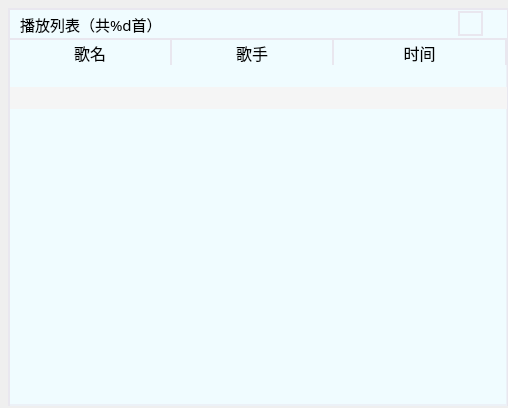
Above: ui/playListwidget.ui from MyEternalMoon/PyQt_mp3Player before the change. Below: the same form after it.
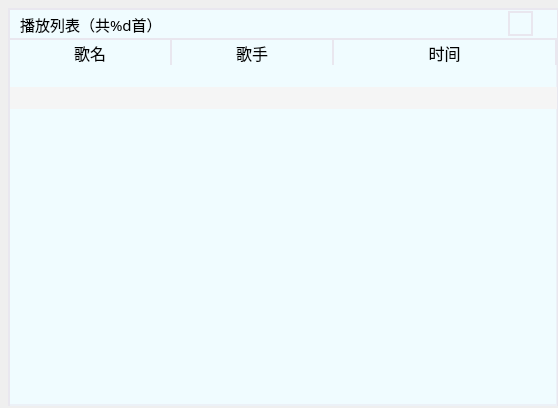
That is the form after the change. Icons and pictures are not drawn.

```diff
--- a/ui/playListwidget.ui
+++ b/ui/playListwidget.ui
@@ -9,7 +9,7 @@
    <rect>
     <x>0</x>
     <y>0</y>
-    <width>508</width>
+    <width>558</width>
     <height>408</height>
    </rect>
   </property>
@@ -21,7 +21,7 @@
     <rect>
      <x>8</x>
      <y>8</y>
-     <width>500</width>
+     <width>550</width>
      <height>398</height>
     </rect>
    </property>
@@ -36,7 +36,7 @@
      <rect>
       <x>0</x>
       <y>30</y>
-      <width>501</width>
+      <width>551</width>
       <height>371</height>
      </rect>
     </property>
@@ -176,7 +176,7 @@
      <rect>
       <x>0</x>
       <y>0</y>
-      <width>501</width>
+      <width>551</width>
       <height>30</height>
      </rect>
     </property>
@@ -203,7 +203,7 @@
    <widget class="QPushButton" name="pushButton">
     <property name="geometry">
      <rect>
-      <x>450</x>
+      <x>500</x>
       <y>3</y>
       <width>25</width>
       <height>25</height>
```
Left out of the diff: 1 changed line with no effect on the pictures.
